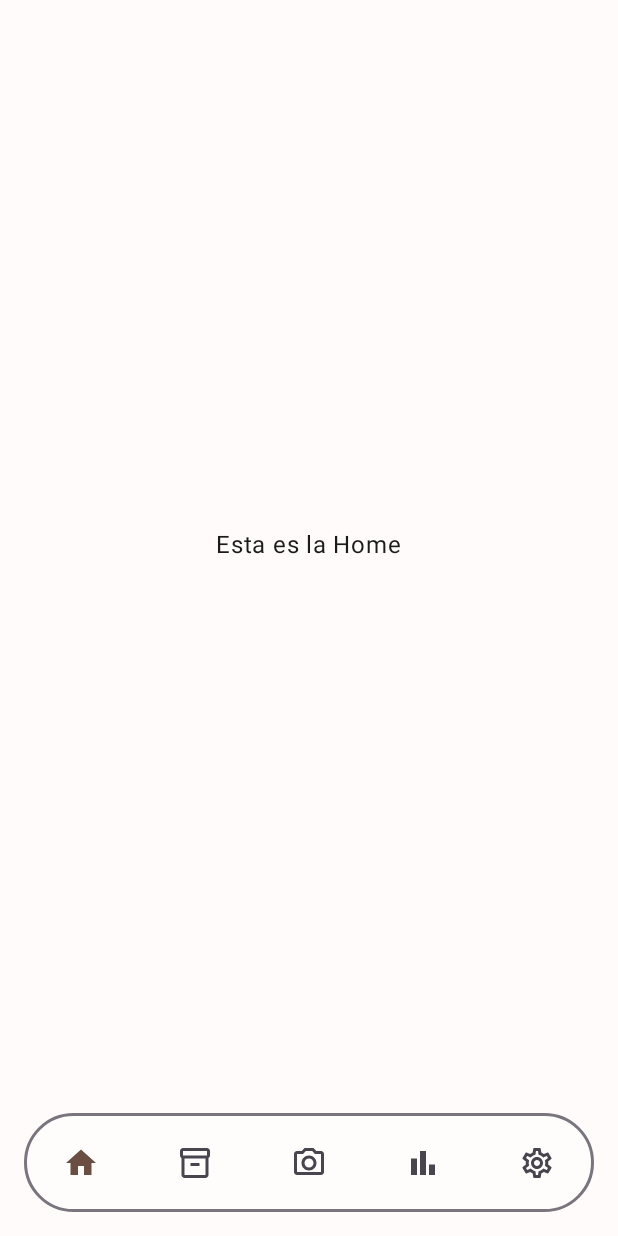
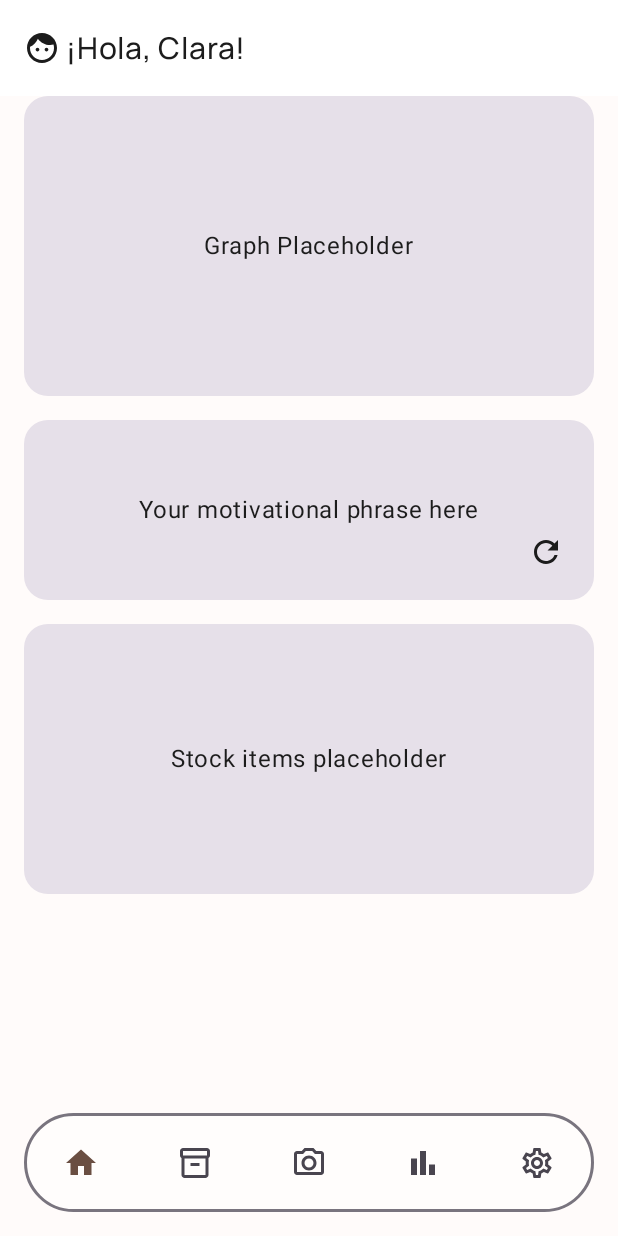
Before and after one commit to adrencina/YoShop, an Android app built with Jetpack Compose: the HomeScreen screen opened through its navigation route, on a phone screen of 412 x 824 dp. Run offline under Robolectric (Android 15) with nearby library versions, the phone set to English and light mode, and no system bars; our stand-ins replace Dagger/Hilt's generated code, Firebase (no records; nobody signed in at launch, a user with empty details on screens opened directly).

Commit message:
config esqueleto de home.

```diff
--- /dev/null
+++ b/app/src/main/java/com/example/claraterra/ui/component/GreetingTopBar.kt
@@ -0,0 +1,28 @@
+package com.example.claraterra.ui.component
+
+import androidx.compose.foundation.layout.padding
+import androidx.compose.material.icons.Icons
+import androidx.compose.material.icons.filled.Face
+import androidx.compose.material3.ExperimentalMaterial3Api
+import androidx.compose.material3.Icon
+import androidx.compose.material3.Text
+import androidx.compose.material3.TopAppBar
+import androidx.compose.runtime.Composable
+import androidx.compose.ui.Modifier
+import androidx.compose.ui.unit.dp
+
+@OptIn(ExperimentalMaterial3Api::class)
+@Composable
+fun GreetingTopBar(userName: String) {
+    TopAppBar(
+        title = { Text(text = "¡Hola, $userName!") },
+        navigationIcon = {
+            Icon(
+                imageVector = Icons.Filled.Face,
+                contentDescription = "User Avatar",
+                modifier = Modifier
+                    .padding(start = 12.dp)
+            )
+        }
+    )
+}
--- a/app/src/main/java/com/example/claraterra/ui/navigation/AppNavGraph.kt
+++ b/app/src/main/java/com/example/claraterra/ui/navigation/AppNavGraph.kt
@@ -5,7 +5,7 @@ import androidx.navigation.NavHostController
 import androidx.navigation.compose.NavHost
 import androidx.navigation.compose.composable
 import com.example.claraterra.ui.screen.balance.BalanceScreen
-import com.example.claraterra.ui.screen.home.HomeScreen
+import com.example.claraterra.ui.screen.home.screen.HomeScreen
 import com.example.claraterra.ui.screen.inventory.InventoryScreen
 import com.example.claraterra.ui.screen.login.LoginScreen
 import com.example.claraterra.ui.screen.photo.PhotoScreen
--- a/app/src/main/java/com/example/claraterra/ui/screen/home/HomeScreen.kt
+++ /dev/null
@@ -1,32 +0,0 @@
-package com.example.claraterra.ui.screen.home
-
-import androidx.compose.foundation.layout.Box
-import androidx.compose.foundation.layout.fillMaxSize
-import androidx.compose.foundation.layout.padding
-import androidx.compose.material3.Scaffold
-import androidx.compose.material3.Text
-import androidx.compose.runtime.Composable
-import androidx.compose.ui.Alignment
-import androidx.compose.ui.Modifier
-import androidx.navigation.NavController
-import com.example.claraterra.ui.component.BottomNavigationBar
-
-@Composable
-fun HomeScreen(
-    navController: NavController,
-    modifier: Modifier = Modifier
-) {
-    Scaffold(
-        modifier = modifier,
-        bottomBar = { BottomNavigationBar(navController = navController) }
-    ) { padding ->
-        Box(
-            modifier = Modifier
-                .fillMaxSize()
-                .padding(padding),
-            contentAlignment = Alignment.Center
-        ) {
-            Text(text = "Esta es la Home")
-        }
-    }
-}
--- /dev/null
+++ b/app/src/main/java/com/example/claraterra/ui/screen/home/screen/HomeScreen.kt
@@ -0,0 +1,48 @@
+package com.example.claraterra.ui.screen.home.screen
+
+import androidx.compose.foundation.layout.Column
+import androidx.compose.foundation.layout.fillMaxSize
+import androidx.compose.foundation.layout.padding
+import androidx.compose.runtime.Composable
+import androidx.compose.ui.Modifier
+import androidx.compose.ui.unit.dp
+import androidx.compose.foundation.layout.*
+import androidx.compose.material3.Scaffold
+import androidx.navigation.NavController
+import com.example.claraterra.ui.component.BottomNavigationBar
+import com.example.claraterra.ui.screen.home.sections.GraphSection
+import com.example.claraterra.ui.screen.home.sections.MotivationalSection
+import com.example.claraterra.ui.screen.home.sections.StockSection
+import com.example.claraterra.ui.component.GreetingTopBar
+
+@Composable
+fun HomeScreen(
+    navController: NavController,
+    modifier: Modifier = Modifier,
+    userName: String = "Clara" // agregaremos info de viewmodel
+) {
+    Scaffold(
+        modifier = modifier.fillMaxSize(),
+        topBar = { GreetingTopBar(userName = userName) },
+        bottomBar = { BottomNavigationBar(navController) }
+    ) { padding ->
+        Column(
+            modifier = Modifier
+                .padding(padding)
+                .fillMaxSize()
+        ) {
+            // Sección del gráfico
+            GraphSection()
+
+            Spacer(modifier = Modifier.height(16.dp))
+
+            // Sección de frase motivacional
+            MotivationalSection()
+
+            Spacer(modifier = Modifier.height(16.dp))
+
+            // Sección de stock
+            StockSection()
+        }
+    }
+}
--- /dev/null
+++ b/app/src/main/java/com/example/claraterra/ui/screen/home/sections/GraphSection.kt
@@ -0,0 +1,28 @@
+package com.example.claraterra.ui.screen.home.sections
+
+import androidx.compose.foundation.layout.*
+import androidx.compose.material3.Card
+import androidx.compose.material3.Text
+import androidx.compose.runtime.Composable
+import androidx.compose.ui.Alignment
+import androidx.compose.ui.Modifier
+import androidx.compose.ui.unit.dp
+
+@Composable
+fun GraphSection(
+    modifier: Modifier = Modifier
+) {
+
+    // componente de gráfico
+
+    Card(
+        modifier = modifier
+            .fillMaxWidth()
+            .height(200.dp)
+            .padding(horizontal = 16.dp)
+    ) {
+        Box(Modifier.fillMaxSize(), contentAlignment = Alignment.Center) {
+            Text("Graph Placeholder")
+        }
+    }
+}
--- /dev/null
+++ b/app/src/main/java/com/example/claraterra/ui/screen/home/sections/MotivationalSection.kt
@@ -0,0 +1,40 @@
+package com.example.claraterra.ui.screen.home.sections
+
+import androidx.compose.foundation.layout.*
+import androidx.compose.material.icons.Icons
+import androidx.compose.material.icons.filled.Refresh
+import androidx.compose.material3.Card
+import androidx.compose.material3.Icon
+import androidx.compose.material3.IconButton
+import androidx.compose.material3.Text
+import androidx.compose.runtime.Composable
+import androidx.compose.ui.Alignment
+import androidx.compose.ui.Modifier
+import androidx.compose.ui.unit.dp
+
+@Composable
+fun MotivationalSection(
+    modifier: Modifier = Modifier
+) {
+
+    // componente de frase
+
+    Card(
+        modifier = modifier
+            .fillMaxWidth()
+            .height(120.dp)
+            .padding(horizontal = 16.dp)
+    ) {
+        Box(Modifier.fillMaxSize(), contentAlignment = Alignment.Center) {
+            Text("Your motivational phrase here")
+            IconButton(
+                onClick = { /* ... */ },
+                modifier = Modifier
+                    .align(Alignment.BottomEnd)
+                    .padding(8.dp)
+            ) {
+                Icon(Icons.Filled.Refresh, contentDescription = "Refresh")
+            }
+        }
+    }
+}
--- /dev/null
+++ b/app/src/main/java/com/example/claraterra/ui/screen/home/sections/StockSection.kt
@@ -0,0 +1,26 @@
+package com.example.claraterra.ui.screen.home.sections
+
+import androidx.compose.foundation.layout.*
+import androidx.compose.material3.Card
+import androidx.compose.material3.Text
+import androidx.compose.runtime.Composable
+import androidx.compose.ui.Alignment
+import androidx.compose.ui.Modifier
+import androidx.compose.ui.unit.dp
+
+@Composable
+fun StockSection(
+    modifier: Modifier = Modifier
+) {
+    // Aquí irán tus cards de inventario y barra de stock
+    Card(
+        modifier = modifier
+            .fillMaxWidth()
+            .height(180.dp)
+            .padding(horizontal = 16.dp)
+    ) {
+        Box(Modifier.fillMaxSize(), contentAlignment = Alignment.Center) {
+            Text("Stock items placeholder")
+        }
+    }
+}
--- /dev/null
+++ b/app/src/main/java/com/example/claraterra/ui/screen/home/state/HomeUiState.kt
@@ -0,0 +1,4 @@
+package com.example.claraterra.ui.screen.home.state
+
+sealed class HomeUiState {
+}
--- /dev/null
+++ b/app/src/main/java/com/example/claraterra/ui/screen/home/viewmodel/HomeViewModel.kt
@@ -0,0 +1,10 @@
+package com.example.claraterra.ui.screen.home.viewmodel
+
+import androidx.lifecycle.ViewModel
+import dagger.hilt.android.lifecycle.HiltViewModel
+import javax.inject.Inject
+
+@HiltViewModel
+class HomeViewModel @Inject constructor(
+) : ViewModel() {
+}
```
